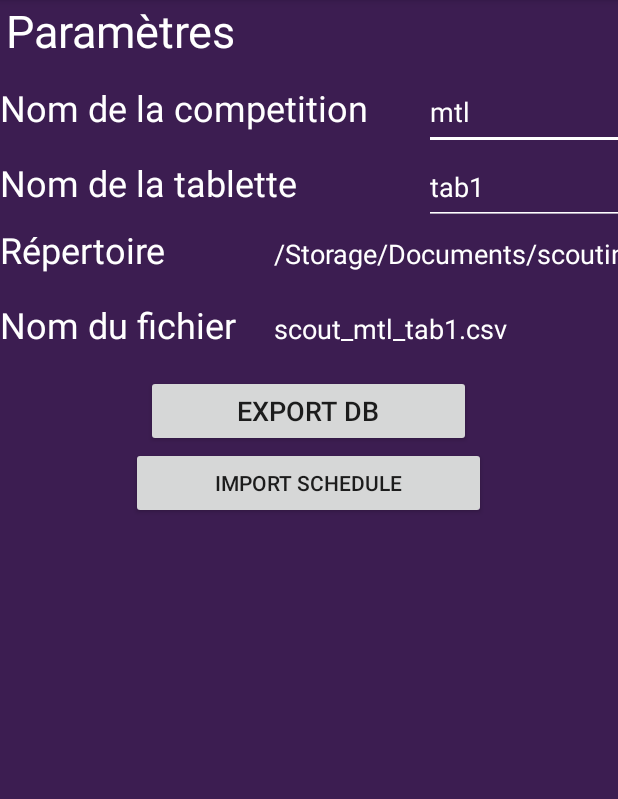
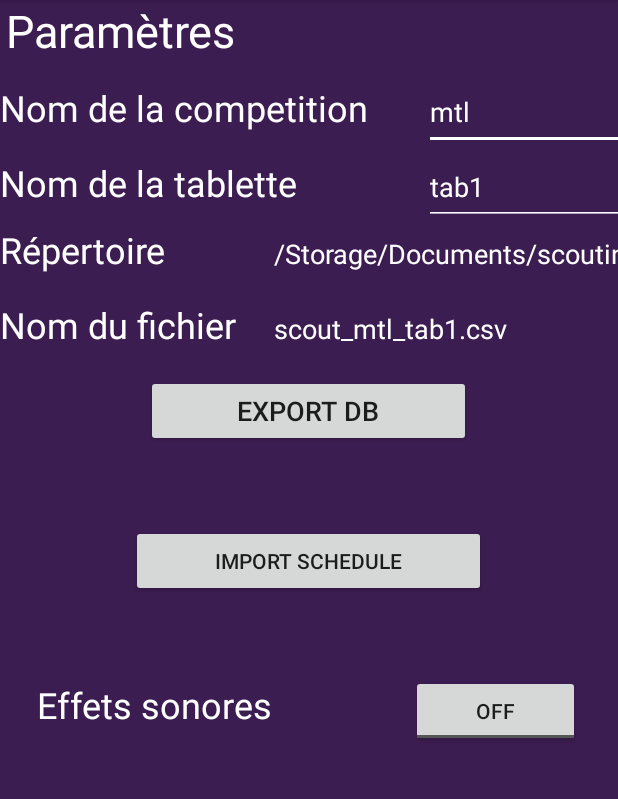
Before and after one commit to FRCteam3550/Robotronix_Scouting_App_2019, an Android app: the CreateSettingActivity screen opened directly, with no data from a screen before it, on a phone screen of 412 x 824 dp, the part 84-883 px from its top. Run offline under Robolectric (Android 15) with nearby library versions, the phone set to English and light mode, and no system bars.

Commit message:
add sound effect options in setting add other sounds prepare scout pit layout for future robot picture

```diff
--- a/app/src/main/java/com/robotronix3550/robotronix_scouting_app/CreateSettingActivity.java
+++ b/app/src/main/java/com/robotronix3550/robotronix_scouting_app/CreateSettingActivity.java
@@ -9,11 +9,13 @@ import android.net.Uri;
 import android.os.Bundle;
 import android.os.Environment;
 import android.support.v7.app.AppCompatActivity;
+import android.util.Log;
 import android.view.MenuItem;
 import android.view.View;
 import android.widget.EditText;
 import android.widget.TextView;
 import android.widget.Toast;
+import android.widget.ToggleButton;
 
 import com.robotronix3550.robotronix_scouting_app.data.ScoutContract;
 
@@ -22,8 +24,12 @@ import java.text.SimpleDateFormat;
 import java.time.format.DateTimeFormatter;
 import java.util.ArrayList;
 import java.util.Date;
+import static com.robotronix3550.robotronix_scouting_app.CreateMatchActivity.PREFS_SCOUTER;
 
 public class CreateSettingActivity extends AppCompatActivity {
+
+    public static final String TAG = CreateSettingActivity.class.getSimpleName();
+
     public Integer fl = 1;
 
     /** EditText field to enter the event name */
@@ -35,6 +41,8 @@ public class CreateSettingActivity extends AppCompatActivity {
     /** EditText field to enter the directory */
     private TextView mPathEditText;
 
+    private ToggleButton mSoundFXToglBtn;
+
     private String mFileName;
 
     private String mEvent;
@@ -42,8 +50,11 @@ public class CreateSettingActivity extends AppCompatActivity {
     private String mTablet;
 
     private SharedPreferences mPrefs;
+    private SharedPreferences mAppsPrefs;
 
     private MediaScannerConnection mConnection;
+
+    private Boolean mSoundEffects;
 
 
 
@@ -56,9 +67,11 @@ public class CreateSettingActivity extends AppCompatActivity {
         Intent intent = getIntent();
 
         mPrefs = getPreferences(MODE_PRIVATE);
-        // mPrefs = getSharedPreferences(PREFS_SCOUTER, MODE_PRIVATE);
         mTablet = mPrefs.getString("PREF_TABLET", "tab1");
         mEvent = mPrefs.getString("PREF_EVENT", "mtl");
+
+        mAppsPrefs = getSharedPreferences(PREFS_SCOUTER, MODE_PRIVATE);
+        mSoundEffects = mAppsPrefs.getBoolean("PREF_SOUND_FX", false);
 
         String message = "Paramètres";
 
@@ -84,6 +97,9 @@ public class CreateSettingActivity extends AppCompatActivity {
         mFileName = mPrefs.getString("PREF_FILENAME", DefaultFileName);
 
         fileNameTextView.setText(mFileName);
+
+        mSoundFXToglBtn = (ToggleButton) findViewById(R.id.SoundEffectToglBtn);
+        mSoundFXToglBtn.setChecked(mSoundEffects);
 
     }
     public void importSchedule(View view){
@@ -121,12 +137,17 @@ public class CreateSettingActivity extends AppCompatActivity {
 
             }
 
+            mSoundEffects = mSoundFXToglBtn.isChecked();
+
             SharedPreferences.Editor ed = mPrefs.edit();
             ed.putString("PREF_TABLET", mTablet);
             ed.putString("PREF_EVENT", mEvent);
             ed.putString("PREF_FILENAME", mFileName);
-            //ed.putBoolean( "PREF_SCHEDULE", true);
             ed.commit();
+
+            SharedPreferences.Editor ed1 = mAppsPrefs.edit();
+            ed1.putBoolean( "PREF_SOUND_FX", mSoundEffects);
+            ed1.commit();
 
             Intent intent = new Intent(this, MainActivity.class);
             startActivity(intent);
@@ -212,11 +233,17 @@ public class CreateSettingActivity extends AppCompatActivity {
 
             }
 
+            mSoundEffects = mSoundFXToglBtn.isChecked();
+
             SharedPreferences.Editor ed = mPrefs.edit();
             ed.putString("PREF_TABLET", mTablet);
             ed.putString("PREF_EVENT", mEvent);
             ed.putString("PREF_FILENAME", mFileName);
             ed.commit();
+
+            SharedPreferences.Editor ed1 = mAppsPrefs.edit();
+            ed1.putBoolean( "PREF_SOUND_FX", mSoundEffects);
+            ed1.commit();
 
             Intent intent = new Intent(this, MainActivity.class);
             startActivity(intent);
@@ -229,11 +256,17 @@ public class CreateSettingActivity extends AppCompatActivity {
 
         mTablet = mTabletNameEditText.getText().toString().trim();
         mEvent = mEventEditText.getText().toString().trim();
+        mSoundEffects = mSoundFXToglBtn.isChecked();
+        Log.d(TAG, "Sound FX : " + mSoundEffects);
 
         SharedPreferences.Editor ed = mPrefs.edit();
         ed.putString("PREF_TABLET", mTablet);
         ed.putString("PREF_EVENT", mEvent);
         ed.commit();
+
+        SharedPreferences.Editor ed1 = mAppsPrefs.edit();
+        ed1.putBoolean( "PREF_SOUND_FX", mSoundEffects);
+        ed1.commit();
 
         super.onBackPressed();
         finish();
--- a/app/src/main/res/layout/activity_create_setting.xml
+++ b/app/src/main/res/layout/activity_create_setting.xml
@@ -215,7 +215,7 @@
 
         <LinearLayout
             android:layout_width="match_parent"
-            android:layout_height="wrap_content"
+            android:layout_height="100dp"
             android:orientation="horizontal">
 
             <Space
@@ -242,7 +242,7 @@
 
         <LinearLayout
             android:layout_width="match_parent"
-            android:layout_height="match_parent"
+            android:layout_height="100dp"
             android:orientation="horizontal">
 
             <Space
@@ -264,6 +264,43 @@
                 android:layout_weight="1" />
 
         </LinearLayout>
+
+        <LinearLayout
+            android:layout_width="match_parent"
+            android:layout_height="100dp"
+            android:orientation="horizontal">
+
+            <Space
+                android:layout_width="wrap_content"
+                android:layout_height="wrap_content"
+                android:layout_weight="1" />
+
+            <TextView
+                android:id="@+id/textView16"
+                android:layout_width="200dp"
+                android:layout_height="50dp"
+                android:layout_weight="1"
+                android:text="Effets sonores"
+                android:textColor="#FFFFFF"
+                android:textSize="24sp" />
+
+            <Space
+                android:layout_width="wrap_content"
+                android:layout_height="wrap_content"
+                android:layout_weight="1" />
+
+            <ToggleButton
+                android:id="@+id/SoundEffectToglBtn"
+                android:layout_width="wrap_content"
+                android:layout_height="wrap_content"
+                android:layout_weight="1"
+                android:text="ToggleButton" />
+
+            <Space
+                android:layout_width="wrap_content"
+                android:layout_height="wrap_content"
+                android:layout_weight="1" />
+        </LinearLayout>
     </LinearLayout>
 
 </android.support.constraint.ConstraintLayout>
```
Also changed, not shown: app/src/main/java/com/robotronix3550/robotronix_scouting_app/ScoutMatchActivity.java (+20 -2 lines), app/src/main/java/com/robotronix3550/robotronix_scouting_app/ScoutPitActivity.java (+6 -4 lines), app/src/main/res/layout/activity_scout_pit.xml (+31 -0 lines), 8 other files.
